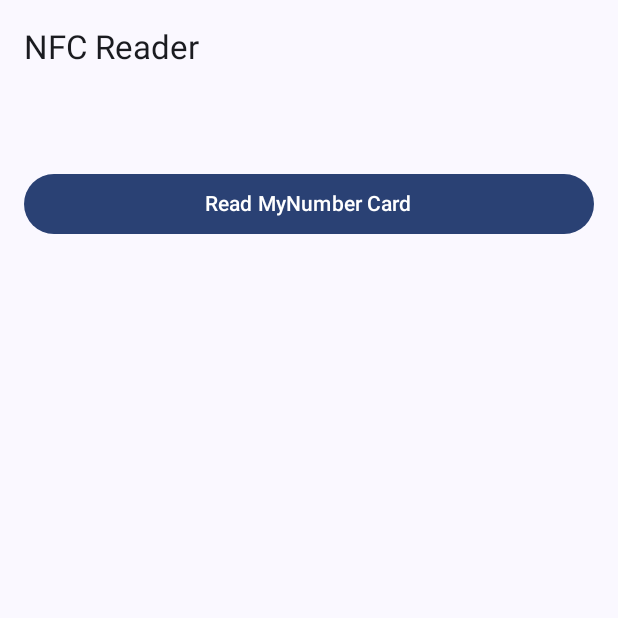
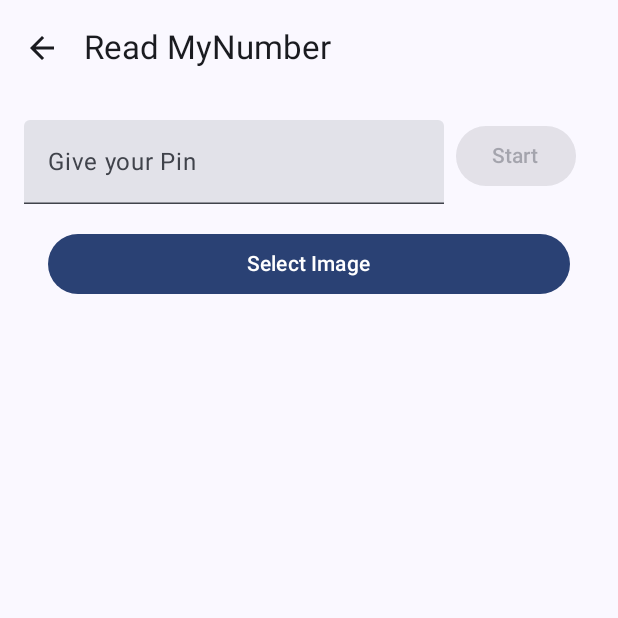
Before and after one commit to BigBackBoom/nfc_advanced_face_detection, an Android app built with Jetpack Compose: the screen it shows after launch (MainActivity), after a tap on "Read MyNumber Card", on a phone screen of 412 x 824 dp, the top half of it. Run offline under Robolectric (Android 15) with nearby library versions, the phone set to English and light mode, and no system bars; libraries missing offline, so code that uses them is left out: com.gemalto.jp2.

Commit message:
add image picking

```diff
--- a/app/src/main/java/com/bigbackboom/nfcad/mynainfo/MynaInfoScreen.kt
+++ b/app/src/main/java/com/bigbackboom/nfcad/mynainfo/MynaInfoScreen.kt
@@ -3,6 +3,9 @@ package com.bigbackboom.nfcad.mynainfo
 import android.graphics.Bitmap
 import android.nfc.NfcAdapter
 import android.nfc.Tag
+import android.util.Log
+import androidx.activity.compose.rememberLauncherForActivityResult
+import androidx.activity.result.launch
 import androidx.compose.foundation.Image
 import androidx.compose.foundation.layout.Column
 import androidx.compose.foundation.layout.Row
@@ -43,6 +46,7 @@ import com.gemalto.jp2.JP2Decoder
 import com.pay.nfc.util.LogAssistance
 import java.io.IOException
 import androidx.core.graphics.createBitmap
+import com.bigbackboom.nfcad.util.AppActivityResultContracts
 
 @Composable
 fun MynaInfoScreen(onBackClick: () -> Unit) {
@@ -111,6 +115,11 @@ private fun MynaInfoContent(onBackClick: () -> Unit) {
             logAssistance.putLogMessage("Image updated")
         }
         val state = rememberScrollState()
+        val pickImage = rememberLauncherForActivityResult(
+            AppActivityResultContracts.PickImage()
+        ){
+            Log.d("MynaInfoScreen", "Image picked: $it")
+        }
         var isListening by remember { mutableStateOf(false) }
         val focusManager = LocalFocusManager.current
         Column(modifier = Modifier.padding(paddingValues)) {
@@ -144,6 +153,16 @@ private fun MynaInfoContent(onBackClick: () -> Unit) {
                     ) {
                         Text("Start")
                     }
+                }
+                Button(
+                    modifier = Modifier
+                        .fillMaxWidth()
+                        .padding(16.dp),
+                    onClick = {
+                        pickImage.launch()
+                    }
+                ) {
+                    Text("Select Image")
                 }
 
                 logList.forEach {
```
Also changed, not shown: app/src/main/java/com/bigbackboom/nfcad/MainActivity.kt (+3 -4 lines), app/src/main/java/com/bigbackboom/nfcad/util/AppActivityResultContracts.kt (added, +21 -0 lines).
